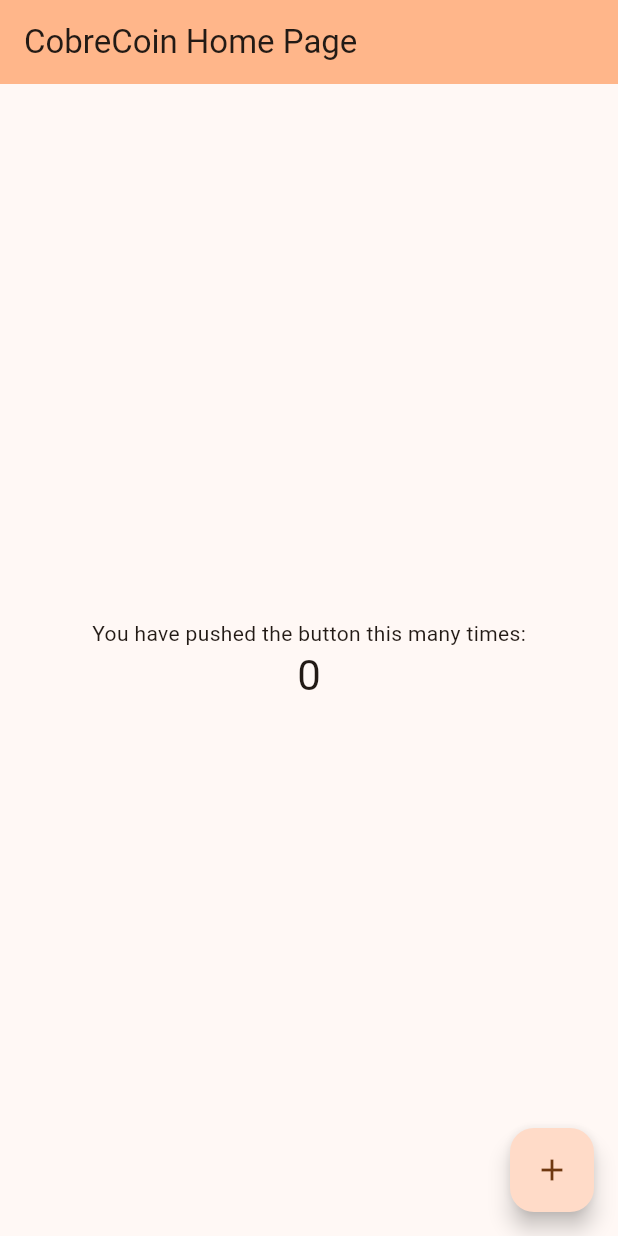
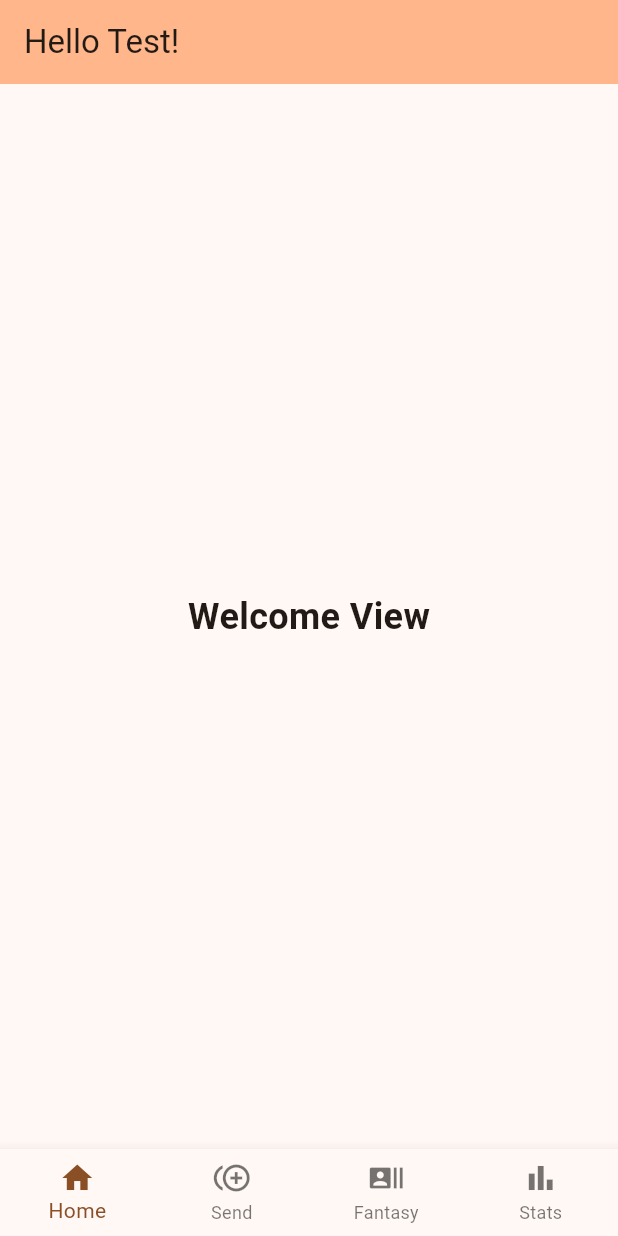
Before and after one commit to filo-g/cobre_coin, a Flutter app: the screen it shows after launch, on a phone screen of 412 x 824 dp. Run offline on Flutter 3.47's test engine with Material 3 defaults, Android fonts, the phone set to English and light mode, and no system bars.

Commit message:
started defining layout and main routes

```diff
--- a/lib/main.dart
+++ b/lib/main.dart
@@ -1,4 +1,8 @@
 import 'package:flutter/material.dart';
+import 'routes/welcome.dart';
+import 'routes/send.dart';
+import 'routes/fantasy.dart';
+import 'routes/stats.dart';
 
 void main() {
   runApp(const MyApp());
@@ -7,116 +11,82 @@ void main() {
 class MyApp extends StatelessWidget {
   const MyApp({super.key});
 
-  // This widget is the root of your application.
   @override
   Widget build(BuildContext context) {
     return MaterialApp(
       title: 'CobreCoin',
       theme: ThemeData(
-        // This is the theme of your application.
-        //
-        // TRY THIS: Try running your application with "flutter run". You'll see
-        // the application has a purple toolbar. Then, without quitting the app,
-        // try changing the seedColor in the colorScheme below to Colors.green
-        // and then invoke "hot reload" (save your changes or press the "hot
-        // reload" button in a Flutter-supported IDE, or press "r" if you used
-        // the command line to start the app).
-        //
-        // Notice that the counter didn't reset back to zero; the application
-        // state is not lost during the reload. To reset the state, use hot
-        // restart instead.
-        //
-        // This works for code too, not just values: Most code changes can be
-        // tested with just a hot reload.
         colorScheme: ColorScheme.fromSeed(seedColor: Color(0xFFC96000)),
       ),
-      home: const MyHomePage(title: 'CobreCoin Home Page'),
+      home: const HomeScreen(),
     );
   }
 }
 
-class MyHomePage extends StatefulWidget {
-  const MyHomePage({super.key, required this.title});
-
-  // This widget is the home page of your application. It is stateful, meaning
-  // that it has a State object (defined below) that contains fields that affect
-  // how it looks.
-
-  // This class is the configuration for the state. It holds the values (in this
-  // case the title) provided by the parent (in this case the App widget) and
-  // used by the build method of the State. Fields in a Widget subclass are
-  // always marked "final".
-
-  final String title;
+class HomeScreen extends StatefulWidget {
+  const HomeScreen({super.key});
 
   @override
-  State<MyHomePage> createState() => _MyHomePageState();
+  State<HomeScreen> createState() => _HomeScreenState();
 }
 
-class _MyHomePageState extends State<MyHomePage> {
-  int _counter = 0;
+class _HomeScreenState extends State<HomeScreen> {
+  final String _user = 'Test';
+  int _currentIndex = 0;
 
-  void _incrementCounter() {
+  final List<Widget> _views = const [
+    WelcomeRoute(),
+    SendRoute(),
+    FantasyRoute(),
+    StatsRoute(),
+  ];
+
+  void _onTabTapped(int index) {
     setState(() {
-      // This call to setState tells the Flutter framework that something has
-      // changed in this State, which causes it to rerun the build method below
-      // so that the display can reflect the updated values. If we changed
-      // _counter without calling setState(), then the build method would not be
-      // called again, and so nothing would appear to happen.
-      _counter++;
+      _currentIndex = index;
     });
   }
 
   @override
   Widget build(BuildContext context) {
-    // This method is rerun every time setState is called, for instance as done
-    // by the _incrementCounter method above.
-    //
-    // The Flutter framework has been optimized to make rerunning build methods
-    // fast, so that you can just rebuild anything that needs updating rather
-    // than having to individually change instances of widgets.
     return Scaffold(
+
       appBar: AppBar(
-        // TRY THIS: Try changing the color here to a specific color (to
-        // Colors.amber, perhaps?) and trigger a hot reload to see the AppBar
-        // change color while the other colors stay the same.
         backgroundColor: Theme.of(context).colorScheme.inversePrimary,
-        // Here we take the value from the MyHomePage object that was created by
-        // the App.build method, and use it to set our appbar title.
-        title: Text(widget.title),
+        title: Text('Hello $_user!'),
       ),
-      body: Center(
-        // Center is a layout widget. It takes a single child and positions it
-        // in the middle of the parent.
-        child: Column(
-          // Column is also a layout widget. It takes a list of children and
-          // arranges them vertically. By default, it sizes itself to fit its
-          // children horizontally, and tries to be as tall as its parent.
-          //
-          // Column has various properties to control how it sizes itself and
-          // how it positions its children. Here we use mainAxisAlignment to
-          // center the children vertically; the main axis here is the vertical
-          // axis because Columns are vertical (the cross axis would be
-          // horizontal).
-          //
-          // TRY THIS: Invoke "debug painting" (choose the "Toggle Debug Paint"
-          // action in the IDE, or press "p" in the console), to see the
-          // wireframe for each widget.
-          mainAxisAlignment: MainAxisAlignment.center,
-          children: <Widget>[
-            const Text('You have pushed the button this many times:'),
-            Text(
-              '$_counter',
-              style: Theme.of(context).textTheme.headlineMedium,
-            ),
-          ],
-        ),
+
+      body: _views[_currentIndex],
+
+      bottomNavigationBar: BottomNavigationBar(
+        currentIndex: _currentIndex,
+        type: BottomNavigationBarType.fixed,
+        onTap: _onTabTapped,
+        items: const [
+
+          BottomNavigationBarItem(
+            icon: Icon(Icons.home),
+            label: 'Home',
+          ),
+
+          BottomNavigationBarItem(
+            icon: Icon(Icons.control_point_duplicate),
+            label: 'Send',
+          ),
+
+          BottomNavigationBarItem(
+            icon: Icon(Icons.recent_actors),
+            label: 'Fantasy',
+          ),
+
+          BottomNavigationBarItem(
+            icon: Icon(Icons.bar_chart),
+            label: 'Stats',
+          ),
+
+        ],
       ),
-      floatingActionButton: FloatingActionButton(
-        onPressed: _incrementCounter,
-        tooltip: 'Increment',
-        child: const Icon(Icons.add),
-      ), // This trailing comma makes auto-formatting nicer for build methods.
+
     );
   }
 }
--- /dev/null
+++ b/lib/routes/welcome.dart
@@ -0,0 +1,15 @@
+import 'package:flutter/material.dart';
+
+class WelcomeRoute extends StatelessWidget {
+  const WelcomeRoute({super.key});
+
+  @override
+  Widget build(BuildContext context) {
+    return const Center(
+      child: Text(
+        'Welcome View',
+        style: TextStyle(fontSize: 24, fontWeight: FontWeight.bold),
+      ),
+    );
+  }
+}
```
Also changed, not shown: lib/routes/fantasy.dart (added, +15 -0 lines), lib/routes/send.dart (added, +60 -0 lines), lib/routes/stats.dart (added, +15 -0 lines).
